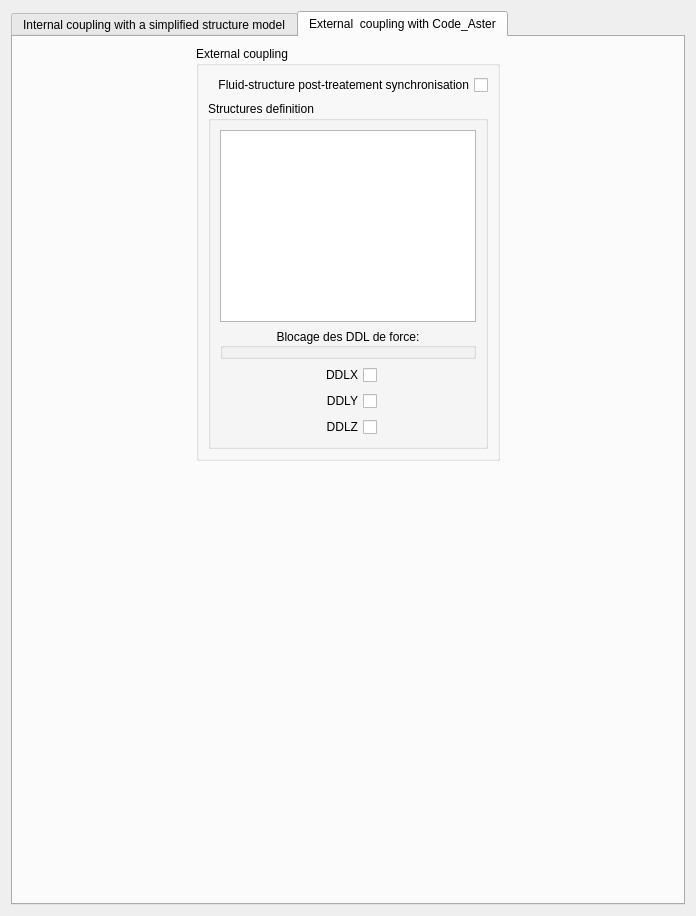
This is gui/Pages/FluidStructureInteractionForm.ui in code-saturne/code_saturne as Qt 5 draws it before an edit. The edited form follows.
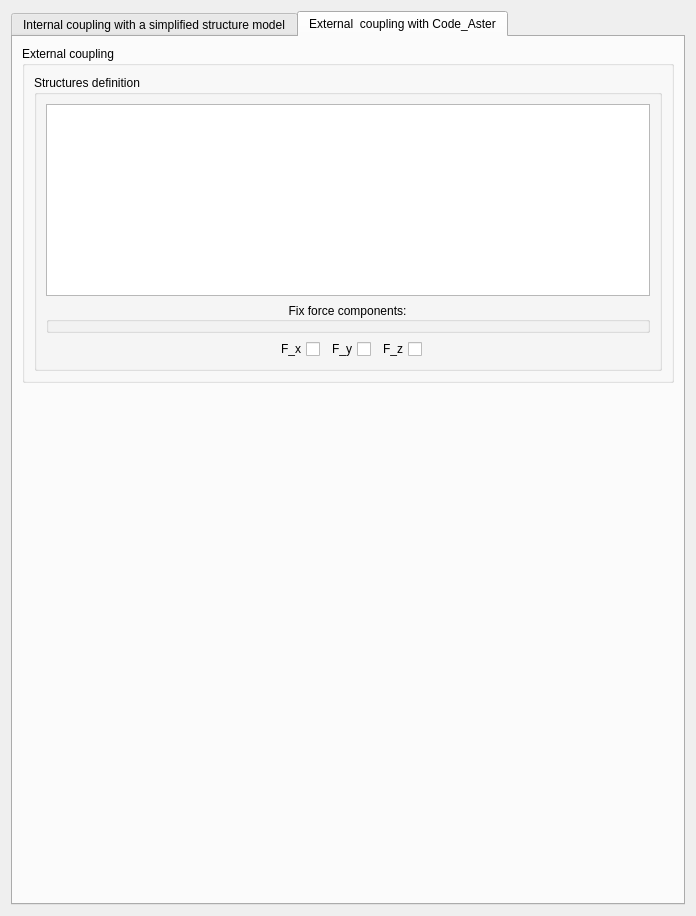
This is the edited form. The open tabs and pages were chosen to show the change. Icons and pictures are not drawn.

Commit message: Cleanup and fix GUI-based handling of fixed deformation directions for Code_Aster coupling.

```diff
--- a/gui/Pages/FluidStructureInteractionForm.ui
+++ b/gui/Pages/FluidStructureInteractionForm.ui
@@ -918,23 +918,10 @@
       <attribute name="title" >
        <string>External  coupling with Code_Aster</string>
       </attribute>
-      <layout class="QGridLayout" name="gridLayout_8" >
-       <item row="0" column="0" >
-        <spacer name="horizontalSpacer_21" >
-         <property name="orientation" >
-          <enum>Qt::Horizontal</enum>
-         </property>
-         <property name="sizeHint" stdset="0" >
-          <size>
-           <width>126</width>
-           <height>20</height>
-          </size>
-         </property>
-        </spacer>
-       </item>
-       <item rowspan="2" row="0" column="1" >
-        <widget class="QGroupBox" name="groupBox_9" >
-         <property name="title" >
+      <layout class="QGridLayout" name="gridLayout_8">
+       <item row="0" column="0" rowspan="2">
+        <widget class="QGroupBox" name="groupBox_9">
+         <property name="title">
           <string>External coupling</string>
          </property>
          <property name="checkable" >
@@ -942,21 +929,8 @@
          </property>
          <layout class="QVBoxLayout" name="verticalLayout_5" >
           <item>
-           <widget class="QCheckBox" name="checkBoxPostSynchronization" >
-            <property name="toolTip" >
-             <string>Code_Saturne key word: ISYNCP</string>
-            </property>
-            <property name="layoutDirection" >
-             <enum>Qt::RightToLeft</enum>
-            </property>
-            <property name="text" >
-             <string>Fluid-structure post-treatement synchronisation</string>
-            </property>
-           </widget>
-          </item>
-          <item>
-           <widget class="QGroupBox" name="groupBox_10" >
-            <property name="title" >
+           <widget class="QGroupBox" name="groupBox_10">
+            <property name="title">
              <string>Structures definition</string>
             </property>
             <layout class="QGridLayout" name="gridLayout_7" >
@@ -966,9 +940,9 @@
                 <widget class="QTableView" name="tableExternalCoupling" />
                </item>
                <item>
-                <widget class="QGroupBox" name="groupBox_11" >
-                 <property name="title" >
-                  <string>Blocage des DDL de force:</string>
+                <widget class="QGroupBox" name="groupBox_11">
+                 <property name="title">
+                  <string>Fix force components:</string>
                  </property>
                  <property name="alignment" >
                   <set>Qt::AlignCenter</set>
@@ -993,22 +967,9 @@
                    </property>
                   </spacer>
                  </item>
-                 <item row="0" column="1" >
-                  <widget class="QCheckBox" name="checkBoxDDLX" >
-                   <property name="toolTip" >
-                    <string>Code_Saturne key word: ASDDLF</string>
-                   </property>
-                   <property name="layoutDirection" >
-                    <enum>Qt::RightToLeft</enum>
-                   </property>
-                   <property name="text" >
-                    <string>DDLX</string>
-                   </property>
-                  </widget>
-                 </item>
-                 <item row="0" column="2" >
-                  <spacer name="horizontalSpacer_16" >
-                   <property name="orientation" >
+                 <item row="0" column="4">
+                  <spacer name="horizontalSpacer_16">
+                   <property name="orientation">
                     <enum>Qt::Horizontal</enum>
                    </property>
                    <property name="sizeHint" stdset="0" >
@@ -1019,83 +980,35 @@
                    </property>
                   </spacer>
                  </item>
-                 <item rowspan="2" row="1" column="0" >
-                  <spacer name="horizontalSpacer_18" >
-                   <property name="orientation" >
-                    <enum>Qt::Horizontal</enum>
-                   </property>
-                   <property name="sizeHint" stdset="0" >
-                    <size>
-                     <width>40</width>
-                     <height>20</height>
-                    </size>
-                   </property>
-                  </spacer>
-                 </item>
-                 <item row="1" column="1" >
-                  <widget class="QCheckBox" name="checkBoxDDLY" >
-                   <property name="toolTip" >
-                    <string>Code_Saturne key word: ASDDLF</string>
-                   </property>
-                   <property name="layoutDirection" >
+                 <item row="0" column="1">
+                  <widget class="QCheckBox" name="checkBoxDDLX">
+                   <property name="layoutDirection">
                     <enum>Qt::RightToLeft</enum>
                    </property>
-                   <property name="text" >
-                    <string>DDLY</string>
+                   <property name="text">
+                    <string>F_x</string>
                    </property>
                   </widget>
                  </item>
-                 <item row="1" column="2" >
-                  <spacer name="horizontalSpacer_17" >
-                   <property name="orientation" >
-                    <enum>Qt::Horizontal</enum>
-                   </property>
-                   <property name="sizeHint" stdset="0" >
-                    <size>
-                     <width>40</width>
-                     <height>20</height>
-                    </size>
-                   </property>
-                  </spacer>
-                 </item>
-                 <item rowspan="2" row="2" column="1" >
-                  <widget class="QCheckBox" name="checkBoxDDLZ" >
-                   <property name="toolTip" >
-                    <string>Code_Saturne key word: ASDDLF</string>
-                   </property>
-                   <property name="layoutDirection" >
+                 <item row="0" column="3">
+                  <widget class="QCheckBox" name="checkBoxDDLZ">
+                   <property name="layoutDirection">
                     <enum>Qt::RightToLeft</enum>
                    </property>
-                   <property name="text" >
-                    <string>DDLZ</string>
+                   <property name="text">
+                    <string>F_z</string>
                    </property>
                   </widget>
                  </item>
-                 <item row="3" column="0" >
-                  <spacer name="horizontalSpacer_19" >
-                   <property name="orientation" >
-                    <enum>Qt::Horizontal</enum>
+                 <item row="0" column="2">
+                  <widget class="QCheckBox" name="checkBoxDDLY">
+                   <property name="layoutDirection">
+                    <enum>Qt::RightToLeft</enum>
                    </property>
-                   <property name="sizeHint" stdset="0" >
-                    <size>
-                     <width>40</width>
-                     <height>20</height>
-                    </size>
+                   <property name="text">
+                    <string>F_y</string>
                    </property>
-                  </spacer>
-                 </item>
-                 <item row="3" column="2" >
-                  <spacer name="horizontalSpacer_20" >
-                   <property name="orientation" >
-                    <enum>Qt::Horizontal</enum>
-                   </property>
-                   <property name="sizeHint" stdset="0" >
-                    <size>
-                     <width>40</width>
-                     <height>20</height>
-                    </size>
-                   </property>
-                  </spacer>
+                  </widget>
                  </item>
                 </layout>
                </item>
@@ -1107,22 +1020,9 @@
          </layout>
         </widget>
        </item>
-       <item row="1" column="2" >
-        <spacer name="horizontalSpacer_22" >
-         <property name="orientation" >
-          <enum>Qt::Horizontal</enum>
-         </property>
-         <property name="sizeHint" stdset="0" >
-          <size>
-           <width>126</width>
-           <height>20</height>
-          </size>
-         </property>
-        </spacer>
-       </item>
-       <item row="2" column="1" >
-        <spacer name="verticalSpacer" >
-         <property name="orientation" >
+       <item row="2" column="0">
+        <spacer name="verticalSpacer">
+         <property name="orientation">
           <enum>Qt::Vertical</enum>
          </property>
          <property name="sizeHint" stdset="0" >
```
Left out of the diff: 549 changed lines with no effect on the pictures. The commit also changes 8 other files.
